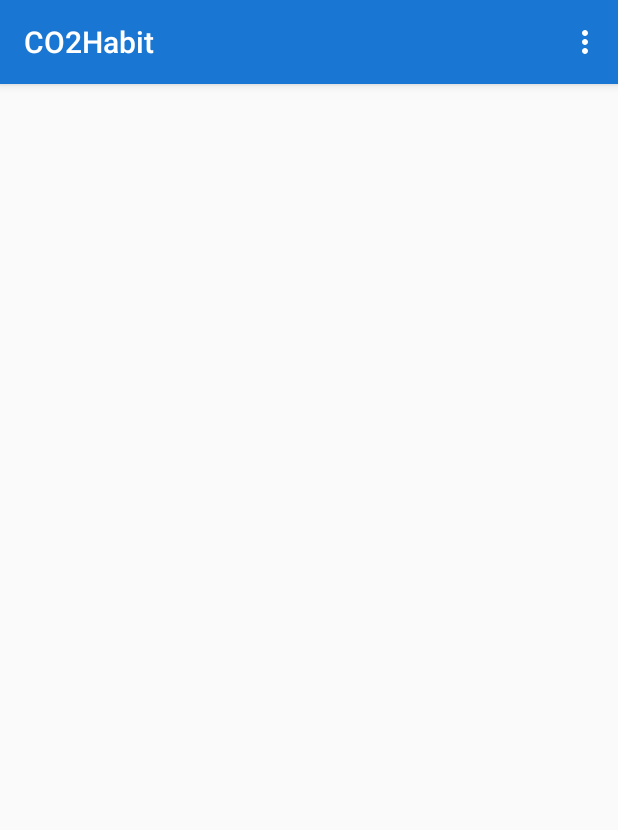
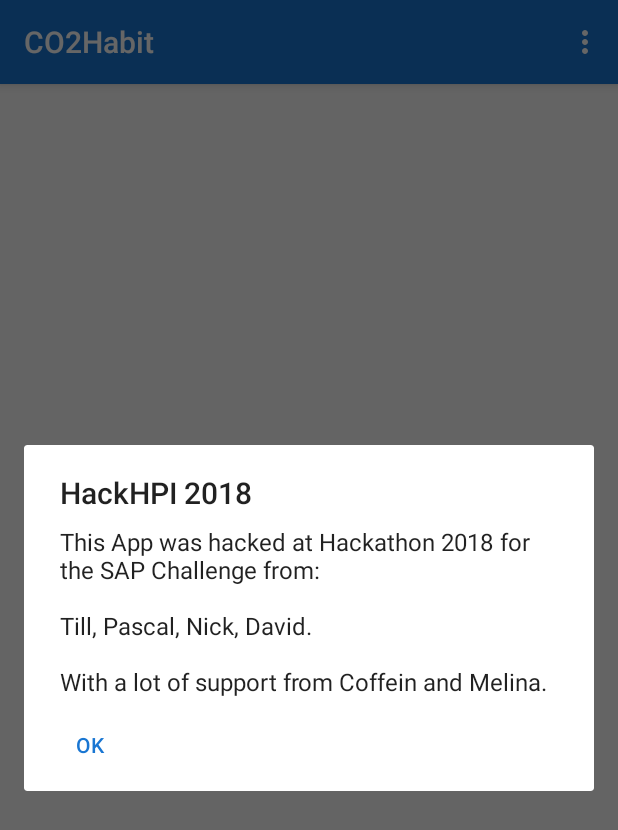
Before and after one commit to pscls/CO2HABIT, an Android app: the screen it shows after launch (MainActivity), in the options menu, after a tap on "Settings", on a phone screen of 412 x 824 dp. Shown: the top 830 px of the screen. Run offline under Robolectric (Android 15) with nearby library versions, the phone set to English and light mode, and no system bars; libraries missing offline, so code that uses them is left out: com.jjoe64.graphview; 4 statements that could not run were skipped.

Commit message:
Add Credits.

```diff
--- a/app/src/main/java/com/co2habit/hackhpi/hackhpi/MainActivity.java
+++ b/app/src/main/java/com/co2habit/hackhpi/hackhpi/MainActivity.java
@@ -1,5 +1,6 @@
 package com.co2habit.hackhpi.hackhpi;
 
+import android.app.AlertDialog;
 import android.app.NotificationChannel;
 import android.app.NotificationManager;
 import android.app.PendingIntent;
@@ -9,6 +10,7 @@ import android.bluetooth.BluetoothAdapter;
 import android.bluetooth.BluetoothDevice;
 import android.bluetooth.BluetoothManager;
 import android.content.Context;
+import android.content.DialogInterface;
 import android.content.Intent;
 import android.content.pm.PackageManager;
 import android.icu.text.SimpleDateFormat;
@@ -400,7 +402,17 @@ OverviewFragment.OnFragmentInteractionListener, StatisticsFragment.OnFragmentInt
 
         //noinspection SimplifiableIfStatement
         if (id == R.id.action_settings) {
-            return true;
+            AlertDialog alertDialog = new AlertDialog.Builder(MainActivity.this).create();
+            alertDialog.setTitle("HackHPI 2018");
+            alertDialog.setMessage("This App was hacked at Hackathon 2018 for the SAP Challenge from: \n\nTill, Pascal, Nick, David.\n\n" +
+                    "With a lot of support from Coffein and Melina. ");
+            alertDialog.setButton(AlertDialog.BUTTON_NEUTRAL, "OK",
+                    new DialogInterface.OnClickListener() {
+                        public void onClick(DialogInterface dialog, int which) {
+                            dialog.dismiss();
+                        }
+                    });
+            alertDialog.show();
         }
 
         return super.onOptionsItemSelected(item);
```
